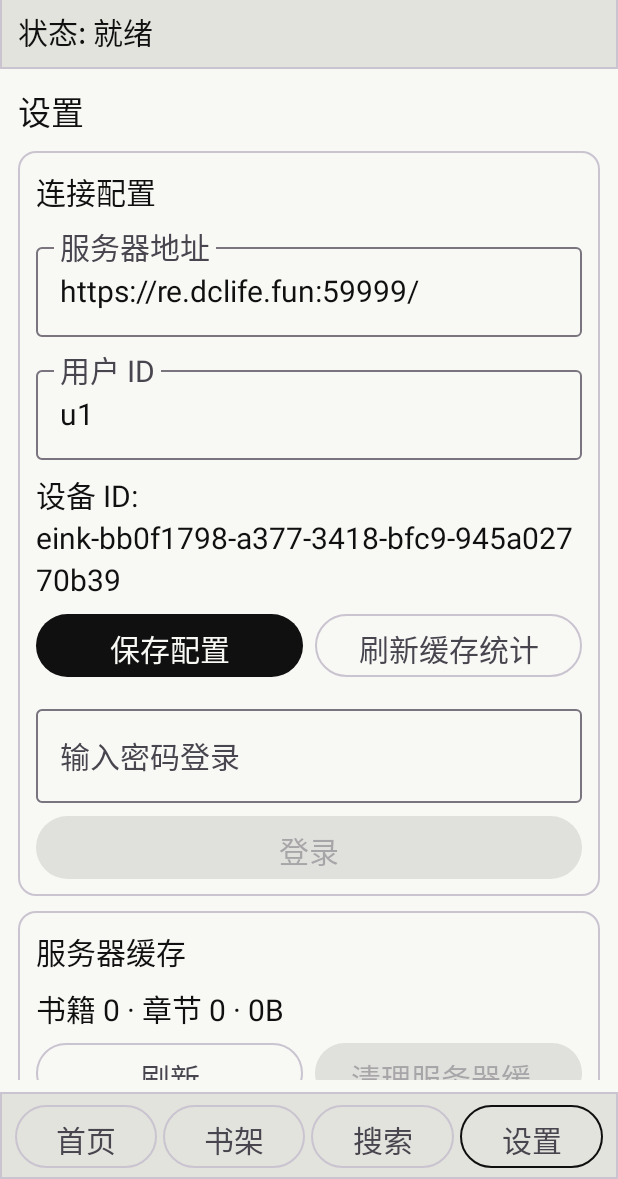
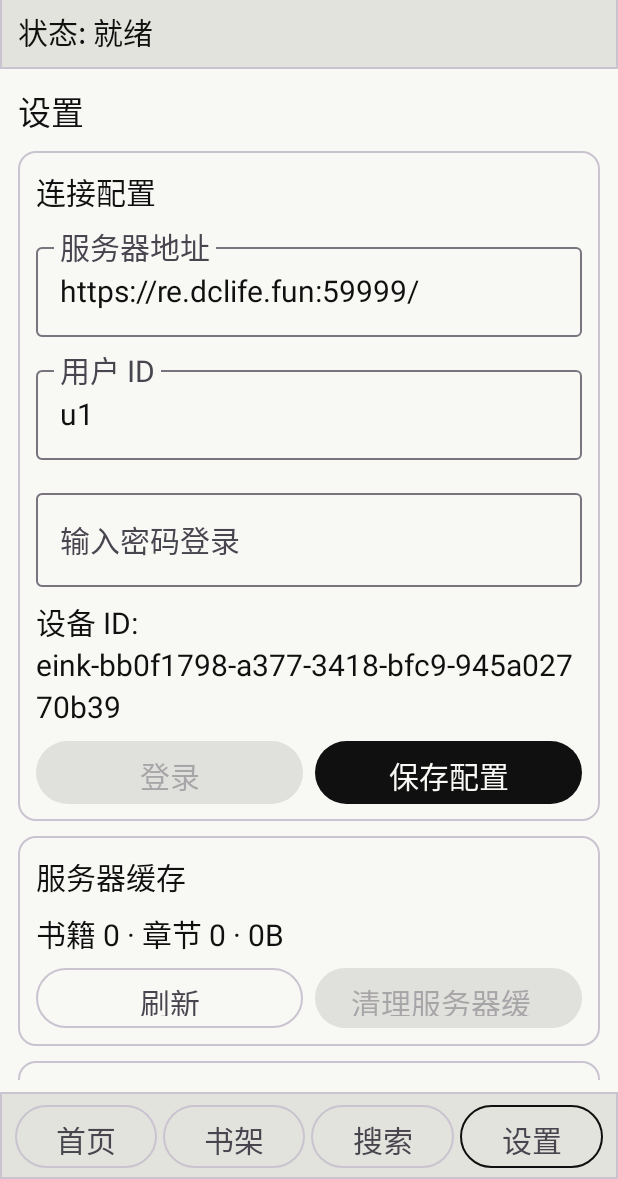
Before and after one commit to jibwf/EasyReader, an Android app built with Jetpack Compose: the screen it shows after launch (MainActivity), on a phone screen of 412 x 824 dp, the part 57-1236 px from its top. Run offline under Robolectric (Android 15) with nearby library versions, the light colour scheme and no system bars.

Commit message:
refactor: simplify connection config layout
- Remove duplicate refresh cache stats button
- Move password input below user ID field
- Show login/logout button based on auth state

```diff
--- a/e-link-client/app/src/main/java/com/easyreader/elinkclient/ui/components/SettingsPane.kt
+++ b/e-link-client/app/src/main/java/com/easyreader/elinkclient/ui/components/SettingsPane.kt
@@ -97,11 +97,22 @@ fun SettingsPane(
                     modifier = Modifier.fillMaxWidth(),
                 )
 
+                if (state.authToken.isBlank()) {
+                    OutlinedTextField(
+                        value = editablePassword,
+                        onValueChange = { editablePassword = it },
+                        label = { Text("输入密码登录") },
+                        singleLine = true,
+                        modifier = Modifier.fillMaxWidth(),
+                    )
+                }
+
                 Text(
                     text = "设备 ID: ${state.deviceId}",
                     style = MaterialTheme.typography.bodySmall,
                 )
 
+                if (state.authToken.isNotBlank()) {
                     Row(
                         modifier = Modifier.fillMaxWidth(),
                         horizontalArrangement = Arrangement.spacedBy(8.dp),
@@ -115,37 +126,24 @@ fun SettingsPane(
                             Text("保存配置")
                         }
                         OutlinedButton(
-                        onClick = onRefreshCacheStats,
+                            onClick = onLogout,
                             modifier = Modifier
                                 .weight(1f)
                                 .height(42.dp),
                         ) {
-                        Text("刷新缓存统计")
+                            Text("退出登录")
                         }
                     }
-
-                if (state.authToken.isNotBlank()) {
                     Text(
                         text = "已登录",
                         style = MaterialTheme.typography.bodySmall,
                         color = MaterialTheme.colorScheme.primary,
                     )
-                    OutlinedButton(
-                        onClick = onLogout,
-                        modifier = Modifier
-                            .fillMaxWidth()
-                            .height(40.dp),
+                } else {
+                    Row(
+                        modifier = Modifier.fillMaxWidth(),
+                        horizontalArrangement = Arrangement.spacedBy(8.dp),
                     ) {
-                        Text("退出登录")
-                    }
-                } else {
-                    OutlinedTextField(
-                        value = editablePassword,
-                        onValueChange = { editablePassword = it },
-                        label = { Text("输入密码登录") },
-                        singleLine = true,
-                        modifier = Modifier.fillMaxWidth(),
-                    )
                         EinkButton(
                             onClick = {
                                 if (editablePassword.isNotBlank()) {
@@ -155,10 +153,19 @@ fun SettingsPane(
                             },
                             enabled = editablePassword.isNotBlank() && state.isNetworkAvailable,
                             modifier = Modifier
-                            .fillMaxWidth()
+                                .weight(1f)
                                 .height(42.dp),
                         ) {
                             Text("登录")
+                        }
+                        EinkButton(
+                            onClick = { onApplyConfig(editableBaseUrl, editableUserId) },
+                            modifier = Modifier
+                                .weight(1f)
+                                .height(42.dp),
+                        ) {
+                            Text("保存配置")
+                        }
                     }
                 }
 
```
Lines whose indentation alone changed are shown as unchanged.
